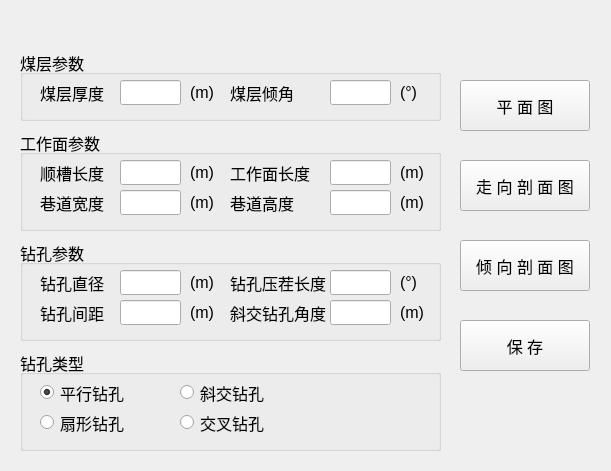
The window that python/cbm/uifiles/gas_design_p2_3_dlg.ui (wyrover/cbm) describes before a commit, drawn with Qt 5.
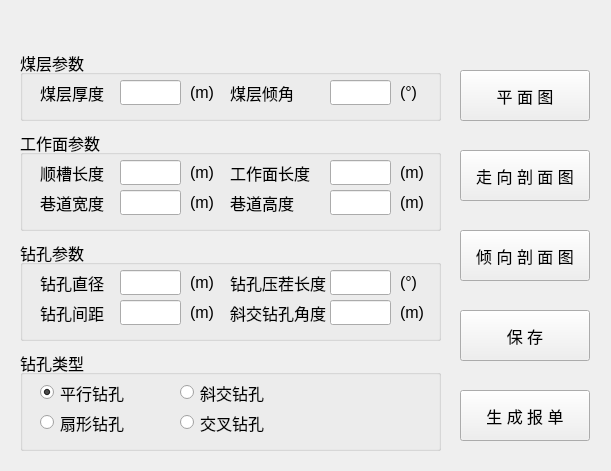
The same window after the commit. Icons and pictures are not drawn.

Diff of the .ui file:
```diff
--- a/python/cbm/uifiles/gas_design_p2_3_dlg.ui
+++ b/python/cbm/uifiles/gas_design_p2_3_dlg.ui
@@ -30,7 +30,7 @@
     <property name="geometry">
      <rect>
       <x>460</x>
-      <y>50</y>
+      <y>40</y>
       <width>130</width>
       <height>51</height>
      </rect>
@@ -390,7 +390,7 @@
     <property name="geometry">
      <rect>
       <x>460</x>
-      <y>290</y>
+      <y>280</y>
       <width>130</width>
       <height>51</height>
      </rect>
@@ -408,7 +408,7 @@
     <property name="geometry">
      <rect>
       <x>460</x>
-      <y>210</y>
+      <y>200</y>
       <width>130</width>
       <height>51</height>
      </rect>
@@ -648,7 +648,7 @@
     <property name="geometry">
      <rect>
       <x>460</x>
-      <y>130</y>
+      <y>120</y>
       <width>130</width>
       <height>51</height>
      </rect>
@@ -755,6 +755,24 @@
      </property>
     </widget>
    </widget>
+   <widget class="QPushButton" name="creat_report">
+    <property name="geometry">
+     <rect>
+      <x>460</x>
+      <y>360</y>
+      <width>130</width>
+      <height>51</height>
+     </rect>
+    </property>
+    <property name="font">
+     <font>
+      <pointsize>12</pointsize>
+     </font>
+    </property>
+    <property name="text">
+     <string>生 成 报 单</string>
+    </property>
+   </widget>
   </widget>
   <widget class="QWidget" name="widget_title" native="true">
    <property name="geometry">
```
